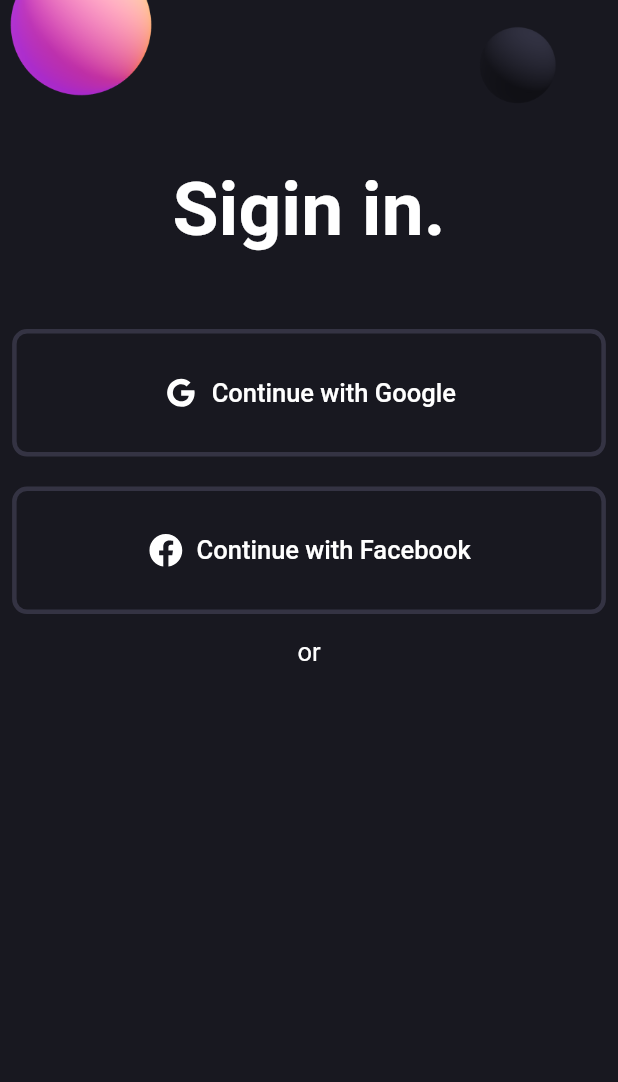
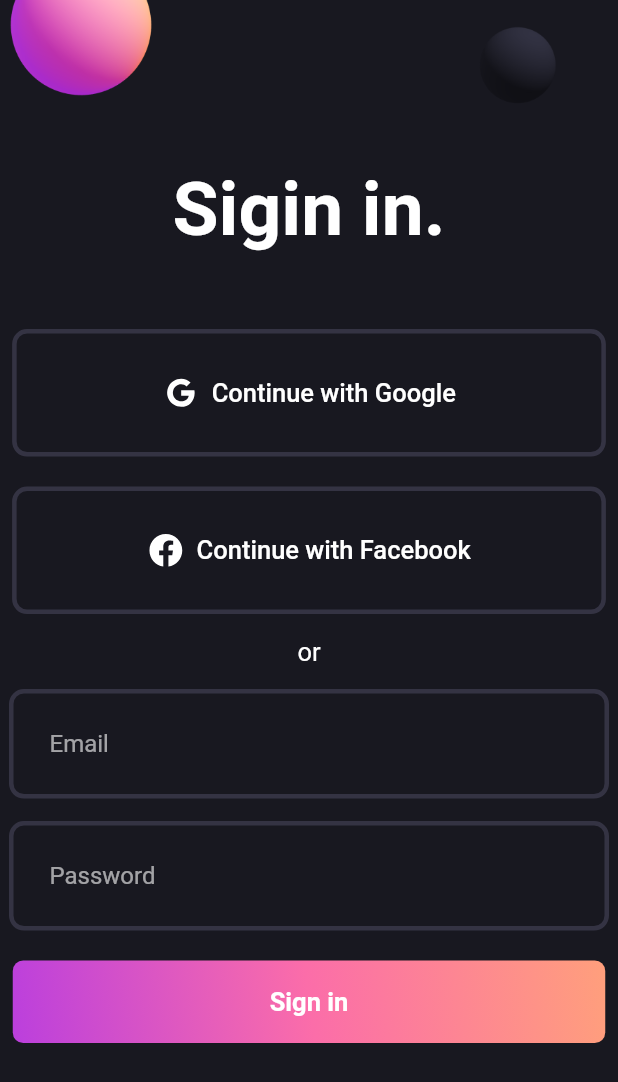
Before and after one commit to AlwinVJ/firstloginpage, a Flutter app: the screen it shows after launch, on a phone screen of 412 x 824 dp. Shown: the top 1082 px of the screen. Run offline on Flutter 3.47's test engine with Material 2 defaults, Android fonts, the phone set to English and light mode, and no system bars; our stand-ins replace flutter_svg.

Commit message:
Last commit on 27th December

```diff
--- a/lib/login_screen.dart
+++ b/lib/login_screen.dart
@@ -1,4 +1,6 @@
 import 'package:flutter/material.dart';
+import 'package:siginui/widgets/gradient_button.dart';
+import 'package:siginui/widgets/login_field.dart';
 import 'package:siginui/widgets/social_button.dart';
 
 class LoginScreen extends StatelessWidget {
@@ -43,7 +45,17 @@ class LoginScreen extends StatelessWidget {
             ),
             const SizedBox(
               height: 15,
-            )
+            ),
+            const LoginField(
+              hintText: 'Email',
+            ),
+            const SizedBox(height:15),
+            const LoginField(
+              hintText: 'Password',
+            ),
+            const SizedBox(height: 20),
+            const GradientButton(),
+            const SizedBox(height: 30),
           ]),
         ),
       ),
--- /dev/null
+++ b/lib/widgets/gradient_button.dart
@@ -0,0 +1,35 @@
+import 'package:flutter/material.dart';
+import 'package:siginui/pallete.dart';
+
+class GradientButton extends StatelessWidget {
+  const GradientButton({super.key});
+
+  @override
+  Widget build(BuildContext context) {
+    return Container(
+      decoration: BoxDecoration(
+        gradient: const LinearGradient(
+          colors: [Pallete.gradient1, Pallete.gradient2, Pallete.gradient3],
+          begin: Alignment.bottomLeft,
+          end: Alignment.topRight,
+        ),
+        borderRadius: BorderRadius.circular(7),
+      ),
+      child: ElevatedButton(
+        onPressed: () {},
+        style: ElevatedButton.styleFrom(
+          fixedSize: const Size(395, 55),
+          backgroundColor: Colors.transparent,
+          shadowColor: Colors.transparent,
+        ),
+        child: const Text(
+          'Sign in',
+          style: TextStyle(
+            fontWeight: FontWeight.w600,
+            fontSize: 17,
+          ),
+        ),
+      ),
+    );
+  }
+}
--- a/lib/widgets/login_field.dart
+++ b/lib/widgets/login_field.dart
@@ -1,12 +1,32 @@
 import 'package:flutter/material.dart';
+import 'package:siginui/pallete.dart';
 
 class LoginField extends StatelessWidget {
-  const LoginField({super.key});
+  final String hintText;
+  const LoginField({Key? key,required this.hintText}):super(key: key);
 
   @override
   Widget build(BuildContext context) {
-    return TextFormField(
-      decoration: InputDecoration(),
-    );
+    return ConstrainedBox(
+      constraints: const BoxConstraints(maxWidth: 400),
+      child: TextFormField(
+        decoration: InputDecoration(
+          contentPadding: const EdgeInsets.all(27),
+          enabledBorder: OutlineInputBorder(
+            borderSide: const BorderSide(
+              color: Pallete.borderColor,
+              width: 3,
+            ),
+            borderRadius: BorderRadius.circular(10),
+          ),
+          focusedBorder: OutlineInputBorder(borderSide: const BorderSide(
+              color: Pallete.gradient2,
+              width: 3,
+            ),
+            borderRadius: BorderRadius.circular(10),
+          ),
+          hintText: hintText),
+        ),
+      );
   }
 }
```
